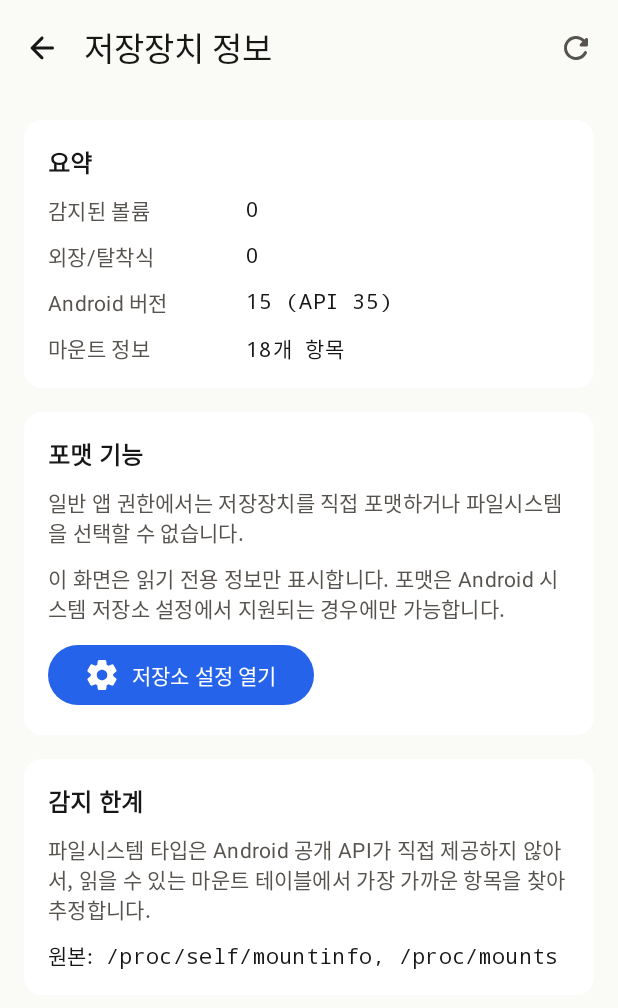
After one commit to edoli/EdoliToolbox, an Android app built with Jetpack Compose: the composable StorageInspectorRoute shown on its own in the app's theme, on a phone screen of 412 x 824 dp. The commit adds this screen. Shown: the top 1008 px of the screen. Run offline under Robolectric (Android 15) with nearby library versions, the phone set to English and light mode, and no system bars.

Commit message:
Add storage inspector

```diff
--- a/app/src/main/java/kr/co/edoli/edolitool/MainActivity.kt
+++ b/app/src/main/java/kr/co/edoli/edolitool/MainActivity.kt
@@ -18,6 +18,7 @@ import kr.co.edoli.edolitool.feature.home.HomeRoute
 import kr.co.edoli.edolitool.feature.home.ToolDetailRoute
 import kr.co.edoli.edolitool.feature.home.toolCatalog
 import kr.co.edoli.edolitool.feature.solidcolor.SolidColorRoute
+import kr.co.edoli.edolitool.feature.storage.StorageInspectorRoute
 import kr.co.edoli.edolitool.ui.theme.EdoliToolboxTheme
 
 class MainActivity : ComponentActivity() {
@@ -76,6 +77,10 @@ private fun EdoliToolboxApp() {
                     onBackClick = navController::popBackStack,
                 )
 
+                "storage_inspector" -> StorageInspectorRoute(
+                    onBackClick = navController::popBackStack,
+                )
+
                 else -> {
                     val tool = toolCatalog.firstOrNull { it.id == toolId }
                     ToolDetailRoute(
--- /dev/null
+++ b/app/src/main/java/kr/co/edoli/edolitool/feature/storage/StorageInspectorRoute.kt
@@ -0,0 +1,417 @@
+package kr.co.edoli.edolitool.feature.storage
+
+import android.content.Context
+import android.content.Intent
+import android.os.Build
+import android.os.Environment
+import android.os.StatFs
+import android.os.storage.StorageManager
+import android.provider.Settings
+import androidx.compose.foundation.layout.Arrangement
+import androidx.compose.foundation.layout.Column
+import androidx.compose.foundation.layout.ColumnScope
+import androidx.compose.foundation.layout.Row
+import androidx.compose.foundation.layout.WindowInsets
+import androidx.compose.foundation.layout.fillMaxSize
+import androidx.compose.foundation.layout.fillMaxWidth
+import androidx.compose.foundation.layout.padding
+import androidx.compose.foundation.layout.safeDrawing
+import androidx.compose.foundation.rememberScrollState
+import androidx.compose.foundation.text.selection.SelectionContainer
+import androidx.compose.foundation.verticalScroll
+import androidx.compose.material.icons.Icons
+import androidx.compose.material.icons.automirrored.rounded.ArrowBack
+import androidx.compose.material.icons.rounded.Refresh
+import androidx.compose.material.icons.rounded.Settings
+import androidx.compose.material3.Button
+import androidx.compose.material3.Card
+import androidx.compose.material3.CardDefaults
+import androidx.compose.material3.ExperimentalMaterial3Api
+import androidx.compose.material3.Icon
+import androidx.compose.material3.IconButton
+import androidx.compose.material3.MaterialTheme
+import androidx.compose.material3.Scaffold
+import androidx.compose.material3.Text
+import androidx.compose.material3.TopAppBar
+import androidx.compose.material3.TopAppBarDefaults
+import androidx.compose.runtime.Composable
+import androidx.compose.runtime.getValue
+import androidx.compose.runtime.mutableStateOf
+import androidx.compose.runtime.remember
+import androidx.compose.runtime.setValue
+import androidx.compose.ui.Modifier
+import androidx.compose.ui.platform.LocalContext
+import androidx.compose.ui.text.font.FontFamily
+import androidx.compose.ui.text.font.FontWeight
+import androidx.compose.ui.text.style.TextOverflow
+import androidx.compose.ui.unit.dp
+
+@OptIn(ExperimentalMaterial3Api::class)
+@Composable
+fun StorageInspectorRoute(onBackClick: () -> Unit) {
+    val context = LocalContext.current
+    var snapshot by remember { mutableStateOf(readStorageSnapshot(context)) }
+
+    Scaffold(
+        contentWindowInsets = WindowInsets.safeDrawing,
+        topBar = {
+            TopAppBar(
+                title = {
+                    Text(
+                        text = "저장장치 정보",
+                        maxLines = 1,
+                        overflow = TextOverflow.Ellipsis,
+                    )
+                },
+                navigationIcon = {
+                    IconButton(onClick = onBackClick) {
+                        Icon(
+                            imageVector = Icons.AutoMirrored.Rounded.ArrowBack,
+                            contentDescription = "뒤로",
+                        )
+                    }
+                },
+                actions = {
+                    IconButton(onClick = { snapshot = readStorageSnapshot(context) }) {
+                        Icon(
+                            imageVector = Icons.Rounded.Refresh,
+                            contentDescription = "새로고침",
+                        )
+                    }
+                },
+                colors = TopAppBarDefaults.topAppBarColors(
+                    containerColor = MaterialTheme.colorScheme.background,
+                ),
+            )
+        },
+    ) { innerPadding ->
+        SelectionContainer {
+            Column(
+                modifier = Modifier
+                    .fillMaxSize()
+                    .padding(innerPadding)
+                    .verticalScroll(rememberScrollState())
+                    .padding(16.dp),
+                verticalArrangement = Arrangement.spacedBy(16.dp),
+            ) {
+                SummaryCard(snapshot = snapshot)
+                FormatLimitCard(
+                    onOpenSettings = {
+                        openStorageSettings(context)
+                    },
+                )
+                snapshot.volumes.forEach { volume ->
+                    VolumeCard(volume = volume)
+                }
+                MountSourceCard(snapshot = snapshot)
+            }
+        }
+    }
+}
+
+@Composable
+private fun SummaryCard(snapshot: StorageSnapshot) {
+    InfoCard(title = "요약") {
+        DetailRow("감지된 볼륨", snapshot.volumes.size.toString())
+        DetailRow("외장/탈착식", snapshot.volumes.count { it.isRemovable }.toString())
+        DetailRow("Android 버전", "${Build.VERSION.RELEASE} (API ${Build.VERSION.SDK_INT})")
+        DetailRow("마운트 정보", "${snapshot.mounts.size}개 항목")
+    }
+}
+
+@Composable
+private fun FormatLimitCard(onOpenSettings: () -> Unit) {
+    InfoCard(title = "포맷 기능") {
+        Text(
+            text = "일반 앱 권한에서는 저장장치를 직접 포맷하거나 파일시스템을 선택할 수 없습니다.",
+            style = MaterialTheme.typography.bodyMedium,
+            color = MaterialTheme.colorScheme.onSurfaceVariant,
+        )
+        Text(
+            text = "이 화면은 읽기 전용 정보만 표시합니다. 포맷은 Android 시스템 저장소 설정에서 지원되는 경우에만 가능합니다.",
+            style = MaterialTheme.typography.bodyMedium,
+            color = MaterialTheme.colorScheme.onSurfaceVariant,
+        )
+        Button(onClick = onOpenSettings) {
+            Icon(
+                imageVector = Icons.Rounded.Settings,
+                contentDescription = null,
+            )
+            Text(
+                text = "저장소 설정 열기",
+                modifier = Modifier.padding(start = 8.dp),
+            )
+        }
+    }
+}
+
+@Composable
+private fun VolumeCard(volume: StorageVolumeSnapshot) {
+    InfoCard(title = volume.displayName.ifBlank { "이름 없는 저장소" }) {
+        DetailRow("종류", if (volume.isRemovable) "외장/탈착식" else "내장/고정")
+        DetailRow("기본 저장소", if (volume.isPrimary) "예" else "아니오")
+        DetailRow("상태", volume.state)
+        DetailRow("UUID", volume.uuid ?: "없음")
+        DetailRow("경로", volume.directoryPath ?: "공개 API로 확인 불가")
+        DetailRow("앱 디렉터리", volume.appExternalDirectoryPath ?: "없음")
+        DetailRow("총 용량", volume.totalBytes?.let(::formatBytes) ?: "알 수 없음")
+        DetailRow("사용 가능", volume.availableBytes?.let(::formatBytes) ?: "알 수 없음")
+        DetailRow("파일시스템", volume.fileSystemType ?: "알 수 없음")
+        DetailRow("감지 방식", volume.fileSystemSource ?: "없음")
+        volume.mountPoint?.let { mountPoint ->
+            DetailRow("마운트 지점", mountPoint)
+        }
+    }
+}
+
+@Composable
+private fun MountSourceCard(snapshot: StorageSnapshot) {
+    InfoCard(title = "감지 한계") {
+        Text(
+            text = "파일시스템 타입은 Android 공개 API가 직접 제공하지 않아서, 읽을 수 있는 마운트 테이블에서 가장 가까운 항목을 찾아 추정합니다.",
+            style = MaterialTheme.typography.bodyMedium,
+            color = MaterialTheme.colorScheme.onSurfaceVariant,
+        )
+        Text(
+            text = if (snapshot.mounts.isEmpty()) {
+                "현재 기기에서 앱이 읽을 수 있는 마운트 항목이 없습니다."
+            } else {
+                "원본: ${snapshot.mountSources.joinToString()}"
+            },
+            style = MaterialTheme.typography.bodyMedium,
+            fontFamily = FontFamily.Monospace,
+        )
+    }
+}
+
+@Composable
+private fun InfoCard(
+    title: String,
+    content: @Composable ColumnScope.() -> Unit,
+) {
+    Card(
+        modifier = Modifier.fillMaxWidth(),
+        colors = CardDefaults.cardColors(
+            containerColor = MaterialTheme.colorScheme.surfaceContainer,
+        ),
+    ) {
+        Column(
+            modifier = Modifier.padding(16.dp),
+            verticalArrangement = Arrangement.spacedBy(10.dp),
+        ) {
+            Text(
+                text = title,
+                style = MaterialTheme.typography.titleMedium,
+                fontWeight = FontWeight.SemiBold,
+            )
+            content()
+        }
+    }
+}
+
+@Composable
+private fun DetailRow(
+    label: String,
+    value: String,
+) {
+    Row(
+        modifier = Modifier.fillMaxWidth(),
+        horizontalArrangement = Arrangement.SpaceBetween,
+    ) {
+        Text(
+            text = label,
+            modifier = Modifier.weight(0.38f),
+            style = MaterialTheme.typography.bodyMedium,
+            color = MaterialTheme.colorScheme.onSurfaceVariant,
+        )
+        Text(
+            text = value,
+            modifier = Modifier.weight(0.62f),
+            style = MaterialTheme.typography.bodyMedium,
+            fontFamily = FontFamily.Monospace,
+        )
+    }
+}
+
+private data class StorageSnapshot(
+    val volumes: List<StorageVolumeSnapshot>,
+    val mounts: List<MountEntry>,
+    val mountSources: List<String>,
+)
+
+private data class StorageVolumeSnapshot(
+    val displayName: String,
+    val uuid: String?,
+    val isPrimary: Boolean,
+    val isRemovable: Boolean,
+    val state: String,
+    val directoryPath: String?,
+    val appExternalDirectoryPath: String?,
+    val totalBytes: Long?,
+    val availableBytes: Long?,
+    val fileSystemType: String?,
+    val fileSystemSource: String?,
+    val mountPoint: String?,
+)
+
+private data class MountEntry(
+    val mountPoint: String,
+    val fileSystemType: String,
+    val source: String,
+    val sourceFile: String,
+)
+
+private fun readStorageSnapshot(context: Context): StorageSnapshot {
+    val storageManager = context.getSystemService(StorageManager::class.java)
+    val mountResult = readMountEntries()
+    val appExternalDirs = context.getExternalFilesDirs(null)
+        .filterNotNull()
+        .associateBy { file -> storageManager.getStorageVolume(file)?.uuid ?: PRIMARY_VOLUME_KEY }
+
+    val volumes = storageManager.storageVolumes.map { volume ->
+        val directoryPath = if (Build.VERSION.SDK_INT >= Build.VERSION_CODES.R) {
+            volume.directory?.absolutePath
+        } else {
+            null
+        }
+        val appDirectory = appExternalDirs[volume.uuid ?: PRIMARY_VOLUME_KEY]?.absolutePath
+        val statPath = directoryPath ?: appDirectory
+        val stats = statPath?.let { path ->
+            runCatching { StatFs(path) }.getOrNull()
+        }
+        val mount = mountResult.entries.findBestMount(statPath ?: directoryPath)
+
+        StorageVolumeSnapshot(
+            displayName = volume.getDescription(context).orEmpty(),
+            uuid = volume.uuid,
+            isPrimary = volume.isPrimary,
+            isRemovable = volume.isRemovable,
+            state = volume.state.toReadableStorageState(),
+            directoryPath = directoryPath,
+            appExternalDirectoryPath = appDirectory,
+            totalBytes = stats?.totalBytes,
+            availableBytes = stats?.availableBytes,
+            fileSystemType = mount?.fileSystemType,
+            fileSystemSource = mount?.sourceFile,
+            mountPoint = mount?.mountPoint,
+        )
+    }
+
+    return StorageSnapshot(
+        volumes = volumes,
+        mounts = mountResult.entries,
+        mountSources = mountResult.sources,
+    )
+}
+
+private data class MountReadResult(
+    val entries: List<MountEntry>,
+    val sources: List<String>,
+)
+
+private fun readMountEntries(): MountReadResult {
+    val mountInfo = readMountInfo("/proc/self/mountinfo")
+    val mounts = readProcMounts("/proc/mounts")
+    return MountReadResult(
+        entries = (mountInfo + mounts).distinctBy { entry ->
+            "${entry.mountPoint}|${entry.fileSystemType}|${entry.source}"
+        },
+        sources = listOfNotNull(
+            "/proc/self/mountinfo".takeIf { mountInfo.isNotEmpty() },
+            "/proc/mounts".takeIf { mounts.isNotEmpty() },
+        ),
+    )
+}
+
+private fun readMountInfo(path: String): List<MountEntry> {
+    return runCatching {
+        java.io.File(path).readLines().mapNotNull { line ->
+            val parts = line.split(" ")
+            val separatorIndex = parts.indexOf("-")
+            if (separatorIndex < 0 || parts.size <= separatorIndex + 2 || parts.size <= 4) {
+                return@mapNotNull null
+            }
+            MountEntry(
+                mountPoint = decodeMountPath(parts[4]),
+                fileSystemType = parts[separatorIndex + 1],
+                source = parts[separatorIndex + 2],
+                sourceFile = path,
+            )
+        }
+    }.getOrDefault(emptyList())
+}
+
+private fun readProcMounts(path: String): List<MountEntry> {
+    return runCatching {
+        java.io.File(path).readLines().mapNotNull { line ->
+            val parts = line.split(" ")
+            if (parts.size < 3) return@mapNotNull null
+            MountEntry(
+                mountPoint = decodeMountPath(parts[1]),
+                fileSystemType = parts[2],
+                source = parts[0],
+                sourceFile = path,
+            )
+        }
+    }.getOrDefault(emptyList())
+}
+
+private fun List<MountEntry>.findBestMount(path: String?): MountEntry? {
+    if (path == null) return null
+    return filter { entry ->
+        path == entry.mountPoint || path.startsWith("${entry.mountPoint}/")
+    }.maxByOrNull { entry -> entry.mountPoint.length }
+}
+
+private fun String.toReadableStorageState(): String {
+    return when (this) {
+        Environment.MEDIA_MOUNTED -> "마운트됨"
+        Environment.MEDIA_MOUNTED_READ_ONLY -> "읽기 전용"
+        Environment.MEDIA_UNMOUNTED -> "마운트 해제됨"
+        Environment.MEDIA_CHECKING -> "검사 중"
+        Environment.MEDIA_EJECTING -> "분리 중"
+        Environment.MEDIA_NOFS -> "파일시스템 없음"
+        Environment.MEDIA_REMOVED -> "제거됨"
+        Environment.MEDIA_SHARED -> "USB 공유 중"
+        Environment.MEDIA_BAD_REMOVAL -> "비정상 제거"
+        Environment.MEDIA_UNMOUNTABLE -> "마운트 불가"
+        else -> this
+    }
+}
+
+private fun decodeMountPath(value: String): String {
+    return value
+        .replace("\\040", " ")
+        .replace("\\011", "\t")
+        .replace("\\012", "\n")
+        .replace("\\134", "\\")
+}
+
+private fun formatBytes(bytes: Long): String {
+    val units = listOf("B", "KB", "MB", "GB", "TB")
+    var value = bytes.toDouble()
+    var index = 0
+    while (value >= 1024 && index < units.lastIndex) {
+        value /= 1024
+        index += 1
+    }
+    return if (index == 0) {
+        "${bytes} ${units[index]}"
+    } else {
+        "%.1f %s".format(value, units[index])
+    }
+}
+
+private fun openStorageSettings(context: Context) {
+    val intent = Intent(Settings.ACTION_INTERNAL_STORAGE_SETTINGS)
+        .addFlags(Intent.FLAG_ACTIVITY_NEW_TASK)
+    runCatching { context.startActivity(intent) }
+        .recoverCatching {
+            context.startActivity(
+                Intent(Settings.ACTION_SETTINGS)
+                    .addFlags(Intent.FLAG_ACTIVITY_NEW_TASK),
+            )
+        }
+}
+
+private const val PRIMARY_VOLUME_KEY = "primary"
```
Also changed, not shown: app/src/main/java/kr/co/edoli/edolitool/feature/home/ToolCatalog.kt (+7 -0 lines).
